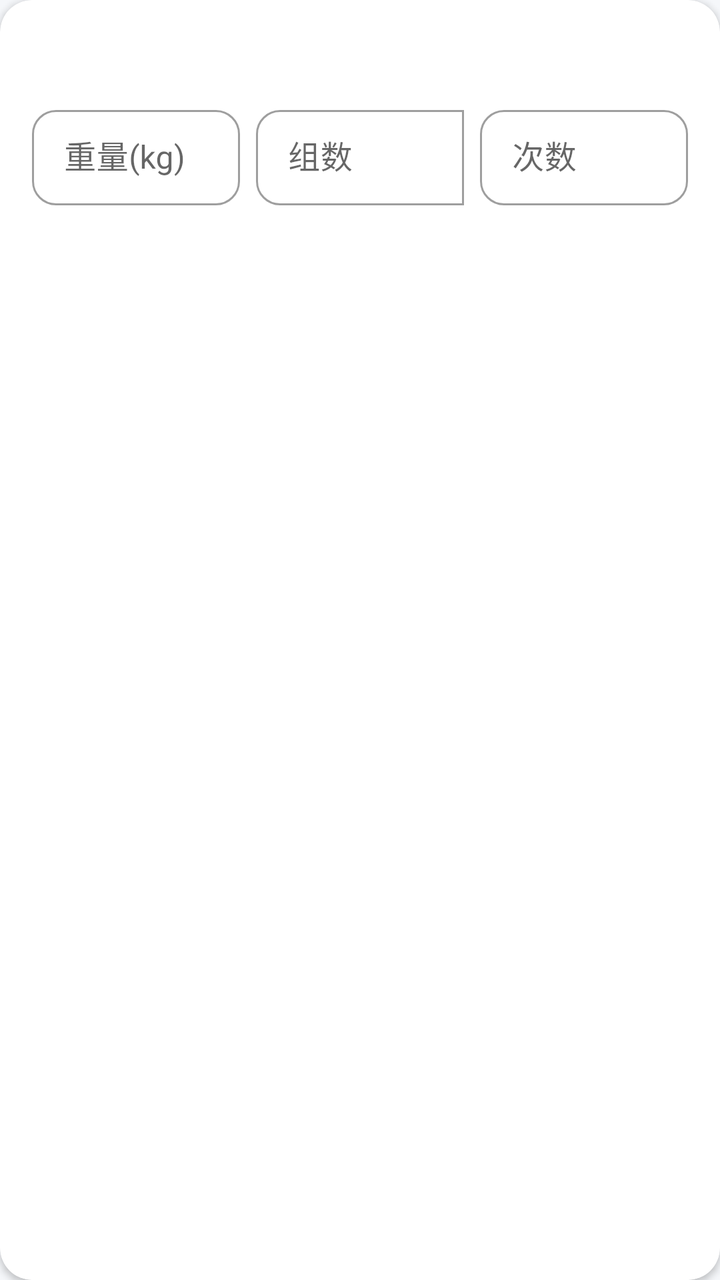
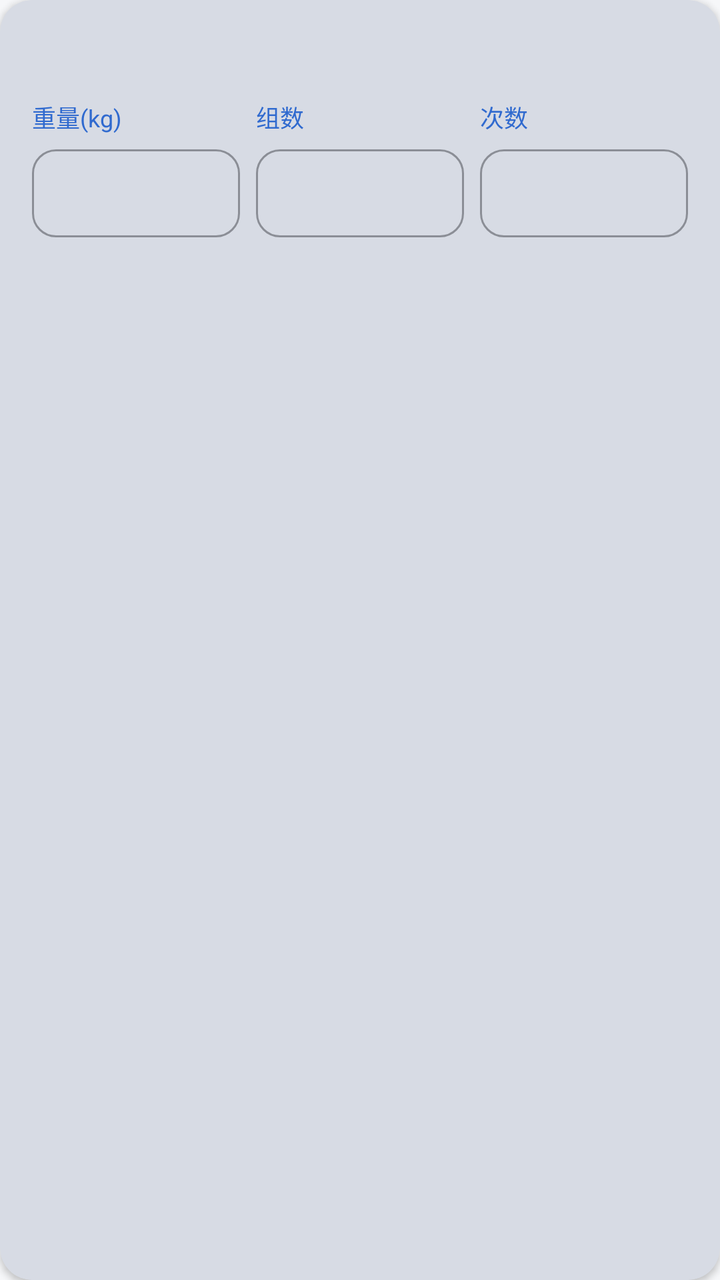

Two renders of the same Android screen: before a commit and after it. Below are the layout's source before the change and the commit's diff.
<!-- AndroidManifest.xml: application theme Theme.BrawnCatalog -->
<!-- res/layout/item_workout_exercise.xml -->
<?xml version="1.0" encoding="utf-8"?>
<com.google.android.material.card.MaterialCardView xmlns:android="http://schemas.android.com/apk/res/android"
    xmlns:app="http://schemas.android.com/apk/res-auto"
    android:layout_width="match_parent"
    android:layout_height="wrap_content"
    android:layout_marginBottom="12dp"
    app:cardCornerRadius="16dp"
    app:cardElevation="2dp">

    <LinearLayout
        android:layout_width="match_parent"
        android:layout_height="wrap_content"
        android:orientation="vertical"
        android:padding="16dp">

        
        <LinearLayout
            android:layout_width="match_parent"
            android:layout_height="wrap_content"
            android:orientation="horizontal"
            android:gravity="center_vertical">

            <TextView
                android:id="@+id/textViewWorkoutExerciseName"
                android:layout_width="0dp"
                android:layout_height="wrap_content"
                android:layout_weight="1"
                android:textSize="16sp"
                android:textStyle="bold"
                android:textColor="@color/bc_text_primary" />

            <TextView
                android:id="@+id/textViewWorkoutLastPr"
                android:layout_width="wrap_content"
                android:layout_height="wrap_content"
                android:textSize="12sp"
                android:textColor="@color/bc_accent" />
        </LinearLayout>

        
        <LinearLayout
            android:layout_width="match_parent"
            android:layout_height="wrap_content"
            android:layout_marginTop="12dp"
            android:orientation="horizontal">

            <com.google.android.material.textfield.TextInputLayout
                android:id="@+id/layoutWorkoutWeight"
                style="@style/Widget.MaterialComponents.TextInputLayout.OutlinedBox.Dense"
                android:layout_width="0dp"
                android:layout_height="wrap_content"
                android:layout_weight="1"
                android:hint="重量(kg)"
                app:boxCornerRadiusTopStart="12dp"
                app:boxCornerRadiusBottomStart="12dp">

                <com.google.android.material.textfield.TextInputEditText
                    android:id="@+id/editWorkoutWeight"
                    android:layout_width="match_parent"
                    android:layout_height="wrap_content"
                    android:inputType="numberDecimal" />
            </com.google.android.material.textfield.TextInputLayout>

            <com.google.android.material.textfield.TextInputLayout
                android:id="@+id/layoutWorkoutSets"
                style="@style/Widget.MaterialComponents.TextInputLayout.OutlinedBox.Dense"
                android:layout_width="0dp"
                android:layout_height="wrap_content"
                android:layout_marginStart="8dp"
                android:layout_weight="1"
                android:hint="组数"
                app:boxCornerRadiusTopEnd="0dp"
                app:boxCornerRadiusBottomEnd="0dp">

                <com.google.android.material.textfield.TextInputEditText
                    android:id="@+id/editWorkoutSets"
                    android:layout_width="match_parent"
                    android:layout_height="wrap_content"
                    android:inputType="number" />
            </com.google.android.material.textfield.TextInputLayout>

            <com.google.android.material.textfield.TextInputLayout
                android:id="@+id/layoutWorkoutReps"
                style="@style/Widget.MaterialComponents.TextInputLayout.OutlinedBox.Dense"
                android:layout_width="0dp"
                android:layout_height="wrap_content"
                android:layout_marginStart="8dp"
                android:layout_weight="1"
                android:hint="次数"
                app:boxCornerRadiusTopEnd="12dp"
                app:boxCornerRadiusBottomEnd="12dp">

                <com.google.android.material.textfield.TextInputEditText
                    android:id="@+id/editWorkoutReps"
                    android:layout_width="match_parent"
                    android:layout_height="wrap_content"
                    android:inputType="number" />
            </com.google.android.material.textfield.TextInputLayout>
        </LinearLayout>

        
        <com.google.android.material.textfield.TextInputLayout
            android:id="@+id/layoutWorkoutDuration"
            style="@style/Widget.MaterialComponents.TextInputLayout.OutlinedBox.Dense"
            android:layout_width="match_parent"
            android:layout_height="wrap_content"
            android:layout_marginTop="12dp"
            android:hint="总时长（分钟）"
            android:visibility="gone"
            app:boxCornerRadiusTopStart="12dp"
            app:boxCornerRadiusBottomStart="12dp"
            app:boxCornerRadiusTopEnd="12dp"
            app:boxCornerRadiusBottomEnd="12dp">

            <com.google.android.material.textfield.TextInputEditText
                android:id="@+id/editWorkoutDuration"
                android:layout_width="match_parent"
                android:layout_height="wrap_content"
                android:inputType="number" />
        </com.google.android.material.textfield.TextInputLayout>

    </LinearLayout>

</com.google.android.material.card.MaterialCardView>
<!-- resources referenced by this layout -->
<resources>
  <color name="bc_accent">#FFFF7043</color>
  <color name="bc_text_primary">#FF1D2129</color>
  <style name="Theme.BrawnCatalog" parent="Theme.MaterialComponents.DayNight.NoActionBar">
          <item name="colorPrimary">@color/bc_primary</item>
          <item name="colorPrimaryVariant">@color/bc_primary_dark</item>
          <item name="colorOnPrimary">@color/bc_on_primary</item>
          <item name="colorSecondary">@color/bc_accent</item>
          <item name="colorSecondaryVariant">@color/bc_accent_dark</item>
          <item name="colorOnSecondary">@color/bc_on_accent</item>
  
          
          <item name="android:textColorPrimary">@color/bc_text_primary</item>
          <item name="android:textColorSecondary">@color/bc_text_secondary</item>
  
          
          <item name="android:windowBackground">@color/window_background</item>
          <item name="android:statusBarColor">@color/window_background</item>
          <item name="android:navigationBarColor">@color/window_background</item>
  
          
          <item name="materialCardViewStyle">@style/Widget.BrawnCatalog.Card</item>
  
          
          <item name="materialButtonStyle">@style/Widget.BrawnCatalog.Button.Primary</item>
  
          
          <item name="textInputStyle">@style/Widget.BrawnCatalog.TextInputLayout</item>
  
          
          <item name="alertDialogTheme">@style/ThemeOverlay.BrawnCatalog.Dialog.Alert</item>
          <item name="android:alertDialogTheme">@style/ThemeOverlay.BrawnCatalog.Dialog.Alert</item>
          <item name="materialAlertDialogTheme">@style/ThemeOverlay.BrawnCatalog.Dialog.Alert</item>
  
          
          <item name="android:activityOpenEnterAnimation">@anim/slide_in_right</item>
          <item name="android:activityOpenExitAnimation">@anim/slide_out_left</item>
          <item name="android:activityCloseEnterAnimation">@anim/slide_in_left</item>
          <item name="android:activityCloseExitAnimation">@anim/slide_out_right</item>
      </style>
  <color name="bc_primary">#FF165DFF</color>
  <color name="bc_primary_dark">#FF0E42D2</color>
  <color name="bc_on_primary">#FFFFFFFF</color>
  <color name="bc_accent_dark">#FFE64A19</color>
  <color name="bc_on_accent">#FFFFFFFF</color>
  <color name="bc_text_secondary">#FF86909C</color>
  <color name="window_background">#FFF5F7FA</color>
  <style name="Widget.BrawnCatalog.Card" parent="Widget.MaterialComponents.CardView">
          <item name="cardBackgroundColor">@color/card_background</item>
          <item name="cardCornerRadius">16dp</item>
          <item name="cardElevation">4dp</item>
          <item name="strokeWidth">0dp</item>
      </style>
  <style name="Widget.BrawnCatalog.Button.Primary" parent="Widget.MaterialComponents.Button">
          <item name="android:background">@drawable/bg_button_primary</item>
          <item name="android:minHeight">48dp</item>
          <item name="android:textColor">@color/bc_on_primary</item>
          <item name="android:textSize">15sp</item>
          <item name="android:textStyle">bold</item>
          <item name="android:stateListAnimator">@animator/button_press_scale</item>
          <item name="rippleColor">#33FFFFFF</item>
          <item name="cornerRadius">14dp</item>
          <item name="backgroundTint">@null</item>
      </style>
  <style name="Widget.BrawnCatalog.TextInputLayout" parent="Widget.MaterialComponents.TextInputLayout.OutlinedBox">
          <item name="boxBackgroundColor">@color/bc_input_bg</item>
          <item name="boxStrokeWidth">1dp</item>
          <item name="boxStrokeWidthFocused">1dp</item>
          <item name="boxStrokeColor">@color/bc_input_stroke</item>
          <item name="boxCornerRadiusTopStart">12dp</item>
          <item name="boxCornerRadiusTopEnd">12dp</item>
          <item name="boxCornerRadiusBottomStart">12dp</item>
          <item name="boxCornerRadiusBottomEnd">12dp</item>
          <item name="hintTextColor">@color/bc_input_stroke</item>
      </style>
  <style name="ThemeOverlay.BrawnCatalog.Dialog.Alert" parent="ThemeOverlay.MaterialComponents.MaterialAlertDialog">
          <item name="android:windowBackground">@drawable/bg_dialog_alert</item>
          <item name="android:windowMinWidthMajor">85%</item>
          <item name="android:windowMinWidthMinor">85%</item>
          <item name="android:backgroundDimAmount">0.4</item>
          <item name="colorPrimary">@color/bc_primary</item>
          <item name="colorPrimaryVariant">@color/bc_primary_dark</item>
          <item name="colorOnPrimary">@color/bc_on_primary</item>
          <item name="colorAccent">@color/bc_primary</item>
          <item name="colorControlActivated">@color/bc_primary</item>
          <item name="android:textColorPrimary">@color/bc_text_primary</item>
          <item name="android:textColorSecondary">@color/bc_text_secondary</item>
          <item name="materialButtonStyle">@style/Widget.BrawnCatalog.Button.Primary</item>
      </style>
  <color name="card_background">#FFFFFFFF</color>
  <!-- drawable bg_button_primary (drawable) -->
  <?xml version="1.0" encoding="utf-8"?>
  <ripple xmlns:android="http://schemas.android.com/apk/res/android"
      android:color="#33FFFFFF">
  
      <item>
          <layer-list>
              
              <item>
                  <shape android:shape="rectangle">
                      <solid android:color="@color/bc_glow" />
                      <corners android:radius="14dp" />
                      <padding
                          android:bottom="3dp"
                          android:left="3dp"
                          android:right="3dp"
                          android:top="3dp" />
                  </shape>
              </item>
              
              <item>
                  <shape android:shape="rectangle">
                      <gradient
                          android:angle="0"
                          android:endColor="@color/bc_gradient_end"
                          android:startColor="@color/bc_gradient_start" />
                      <corners android:radius="14dp" />
                  </shape>
              </item>
          </layer-list>
      </item>
  </ripple>
  <color name="bc_input_bg">#FFFFFFFF</color>
  <!-- drawable bg_dialog_alert (drawable) -->
  <?xml version="1.0" encoding="utf-8"?>
  <shape xmlns:android="http://schemas.android.com/apk/res/android"
      android:shape="rectangle">
      <solid android:color="@color/card_background" />
      <corners android:radius="20dp" />
  </shape>
  <color name="bc_glow">#33165DFF</color>
  <color name="bc_gradient_end">#FF4080FF</color>
  <color name="bc_gradient_start">#FF165DFF</color>
</resources>

<!-- the commit's change to res/layout/item_workout_exercise.xml (unified diff, before → after) -->
@@ -4,6 +4,7 @@
     android:layout_width="match_parent"
     android:layout_height="wrap_content"
     android:layout_marginBottom="12dp"
+    app:cardBackgroundColor="?attr/bcCardBg"
     app:cardCornerRadius="16dp"
     app:cardElevation="2dp">
 
@@ -27,14 +28,14 @@
                 android:layout_weight="1"
                 android:textSize="16sp"
                 android:textStyle="bold"
-                android:textColor="@color/bc_text_primary" />
+                android:textColor="?attr/bcTextPrimary" />
 
             <TextView
                 android:id="@+id/textViewWorkoutLastPr"
                 android:layout_width="wrap_content"
                 android:layout_height="wrap_content"
                 android:textSize="12sp"
-                android:textColor="@color/bc_accent" />
+                android:textColor="?attr/bcAccent" />
         </LinearLayout>
 
         
@@ -44,80 +45,146 @@
             android:layout_marginTop="12dp"
             android:orientation="horizontal">
 
-            <com.google.android.material.textfield.TextInputLayout
+            <LinearLayout
                 android:id="@+id/layoutWorkoutWeight"
-                style="@style/Widget.MaterialComponents.TextInputLayout.OutlinedBox.Dense"
                 android:layout_width="0dp"
                 android:layout_height="wrap_content"
                 android:layout_weight="1"
-                android:hint="重量(kg)"
-                app:boxCornerRadiusTopStart="12dp"
-                app:boxCornerRadiusBottomStart="12dp">
+                android:orientation="vertical">
 
-                <com.google.android.material.textfield.TextInputEditText
-                    android:id="@+id/editWorkoutWeight"
+                <TextView
+                    android:layout_width="wrap_content"
+                    android:layout_height="wrap_content"
+                    android:text="重量(kg)"
+                    android:textColor="?attr/bcPrimary"
+                    android:textSize="12sp" />
+
+                <com.google.android.material.textfield.TextInputLayout
+                    style="@style/Widget.MaterialComponents.TextInputLayout.OutlinedBox.Dense"
                     android:layout_width="match_parent"
                     android:layout_height="wrap_content"
-                    android:inputType="numberDecimal" />
-            </com.google.android.material.textfield.TextInputLayout>
+                    android:layout_marginTop="2dp"
+                    app:boxCornerRadiusTopStart="12dp"
+                    app:boxCornerRadiusBottomStart="12dp"
+                    app:boxCornerRadiusTopEnd="12dp"
+                    app:boxCornerRadiusBottomEnd="12dp">
 
-            <com.google.android.material.textfield.TextInputLayout
-                android:id="@+id/layoutWorkoutSets"
-                style="@style/Widget.MaterialComponents.TextInputLayout.OutlinedBox.Dense"
+                    <com.google.android.material.textfield.TextInputEditText
+                        android:id="@+id/editWorkoutWeight"
+                        android:layout_width="match_parent"
+                        android:layout_height="44dp"
+                        android:inputType="numberDecimal"
+                        android:textColor="?attr/bcTextPrimary"
+                        android:textSize="14sp" />
+                </com.google.android.material.textfield.TextInputLayout>
+            </LinearLayout>
+
+            <LinearLayout
                 android:layout_width="0dp"
                 android:layout_height="wrap_content"
                 android:layout_marginStart="8dp"
                 android:layout_weight="1"
-                android:hint="组数"
-                app:boxCornerRadiusTopEnd="0dp"
-                app:boxCornerRadiusBottomEnd="0dp">
+                android:orientation="vertical">
 
-                <com.google.android.material.textfield.TextInputEditText
-                    android:id="@+id/editWorkoutSets"
+                <TextView
+                    android:layout_width="wrap_content"
+                    android:layout_height="wrap_content"
+                    android:text="组数"
+                    android:textColor="?attr/bcPrimary"
+                    android:textSize="12sp" />
+
+                <com.google.android.material.textfield.TextInputLayout
+                    android:id="@+id/layoutWorkoutSets"
+                    style="@style/Widget.MaterialComponents.TextInputLayout.OutlinedBox.Dense"
                     android:layout_width="match_parent"
                     android:layout_height="wrap_content"
-                    android:inputType="number" />
-            </com.google.android.material.textfield.TextInputLayout>
+                    android:layout_marginTop="2dp"
+                    app:boxCornerRadiusTopStart="12dp"
+                    app:boxCornerRadiusBottomStart="12dp"
+                    app:boxCornerRadiusTopEnd="12dp"
+                    app:boxCornerRadiusBottomEnd="12dp">
 
-            <com.google.android.material.textfield.TextInputLayout
-                android:id="@+id/layoutWorkoutReps"
-                style="@style/Widget.MaterialComponents.TextInputLayout.OutlinedBox.Dense"
+                    <com.google.android.material.textfield.TextInputEditText
+                        android:id="@+id/editWorkoutSets"
+                        android:layout_width="match_parent"
+                        android:layout_height="44dp"
+                        android:inputType="number"
+                        android:textColor="?attr/bcTextPrimary"
+                        android:textSize="14sp" />
+                </com.google.android.material.textfield.TextInputLayout>
+            </LinearLayout>
+
+            <LinearLayout
                 android:layout_width="0dp"
                 android:layout_height="wrap_content"
                 android:layout_marginStart="8dp"
                 android:layout_weight="1"
-                android:hint="次数"
+                android:orientation="vertical">
+
+                <TextView
+                    android:layout_width="wrap_content"
+                    android:layout_height="wrap_content"
+                    android:text="次数"
+                    android:textColor="?attr/bcPrimary"
+                    android:textSize="12sp" />
+
+                <com.google.android.material.textfield.TextInputLayout
+                    android:id="@+id/layoutWorkoutReps"
+                    style="@style/Widget.MaterialComponents.TextInputLayout.OutlinedBox.Dense"
+                    android:layout_width="match_parent"
+                    android:layout_height="wrap_content"
+                    android:layout_marginTop="2dp"
+                    app:boxCornerRadiusTopStart="12dp"
+                    app:boxCornerRadiusBottomStart="12dp"
+                    app:boxCornerRadiusTopEnd="12dp"
+                    app:boxCornerRadiusBottomEnd="12dp">
+
+                    <com.google.android.material.textfield.TextInputEditText
+                        android:id="@+id/editWorkoutReps"
+                        android:layout_width="match_parent"
+                        android:layout_height="44dp"
+                        android:inputType="number"
+                        android:textColor="?attr/bcTextPrimary"
+                        android:textSize="14sp" />
+                </com.google.android.material.textfield.TextInputLayout>
+            </LinearLayout>
+        </LinearLayout>
+
+        
+        <LinearLayout
+            android:id="@+id/layoutWorkoutDuration"
+            android:layout_width="match_parent"
+            android:layout_height="wrap_content"
+            android:layout_marginTop="12dp"
+            android:orientation="vertical"
+            android:visibility="gone">
+
+            <TextView
+                android:layout_width="wrap_content"
+                android:layout_height="wrap_content"
+                android:text="总时长（分钟）"
+                android:textColor="?attr/bcPrimary"
+                android:textSize="12sp" />
+
+            <com.google.android.material.textfield.TextInputLayout
+                style="@style/Widget.MaterialComponents.TextInputLayout.OutlinedBox.Dense"
+                android:layout_width="match_parent"
+                android:layout_height="wrap_content"
+                android:layout_marginTop="2dp"
+                app:boxCornerRadiusTopStart="12dp"
+                app:boxCornerRadiusBottomStart="12dp"
                 app:boxCornerRadiusTopEnd="12dp"
                 app:boxCornerRadiusBottomEnd="12dp">
 
                 <com.google.android.material.textfield.TextInputEditText
-                    android:id="@+id/editWorkoutReps"
+                    android:id="@+id/editWorkoutDuration"
                     android:layout_width="match_parent"
-                    android:layout_height="wrap_content"
-                    android:inputType="number" />
+                    android:layout_height="44dp"
+                    android:inputType="number"
+                    android:textColor="?attr/bcTextPrimary"
+                    android:textSize="14sp" />
             </com.google.android.material.textfield.TextInputLayout>
         </LinearLayout>
-
-        
-        <com.google.android.material.textfield.TextInputLayout
-            android:id="@+id/layoutWorkoutDuration"
-            style="@style/Widget.MaterialComponents.TextInputLayout.OutlinedBox.Dense"
-            android:layout_width="match_parent"
-            android:layout_height="wrap_content"
-            android:layout_marginTop="12dp"
-            android:hint="总时长（分钟）"
-            android:visibility="gone"
-            app:boxCornerRadiusTopStart="12dp"
-            app:boxCornerRadiusBottomStart="12dp"
-            app:boxCornerRadiusTopEnd="12dp"
-            app:boxCornerRadiusBottomEnd="12dp">
-
-            <com.google.android.material.textfield.TextInputEditText
-                android:id="@+id/editWorkoutDuration"
-                android:layout_width="match_parent"
-                android:layout_height="wrap_content"
-                android:inputType="number" />
-        </com.google.android.material.textfield.TextInputLayout>
 
     </LinearLayout>
 
<!-- resource entries referenced after the edit -->
@@ -1,53 +1,94 @@
 <!-- resources referenced by this layout -->
 <resources>
-  <color name="bc_accent">#FFFF7043</color>
-  <color name="bc_text_primary">#FF1D2129</color>
-  <style name="Theme.BrawnCatalog" parent="Theme.MaterialComponents.DayNight.NoActionBar">
-          <item name="colorPrimary">@color/bc_primary</item>
-          <item name="colorPrimaryVariant">@color/bc_primary_dark</item>
-          <item name="colorOnPrimary">@color/bc_on_primary</item>
-          <item name="colorSecondary">@color/bc_accent</item>
-          <item name="colorSecondaryVariant">@color/bc_accent_dark</item>
-          <item name="colorOnSecondary">@color/bc_on_accent</item>
+  <style name="Theme.BrawnCatalog" parent="Theme.MaterialComponents.NoActionBar">
+          <item name="colorPrimary">@color/th_blue_primary</item>
+          <item name="colorPrimaryVariant">@color/th_blue_primary_dark</item>
+          <item name="colorOnPrimary">@color/th_blue_on_primary</item>
+          <item name="colorSecondary">@color/th_blue_accent</item>
+          <item name="colorSecondaryVariant">@color/th_blue_accent_dark</item>
+          <item name="colorOnSecondary">@color/th_blue_on_accent</item>
+          <item name="android:textColorPrimary">@color/th_blue_text_primary</item>
+          <item name="android:textColorSecondary">@color/th_blue_text_secondary</item>
+          <item name="bcPrimary">@color/th_blue_primary</item>
+          <item name="bcPrimaryDark">@color/th_blue_primary_dark</item>
+          <item name="bcPrimaryLight">@color/th_blue_primary_light</item>
+          <item name="bcPrimaryPale">@color/th_blue_primary_pale</item>
+          <item name="bcOnPrimary">@color/th_blue_on_primary</item>
+          <item name="bcAccent">@color/th_blue_accent</item>
+          <item name="bcAccentDark">@color/th_blue_accent_dark</item>
+          <item name="bcOnAccent">@color/th_blue_on_accent</item>
+          <item name="bcWindowBg">@color/th_blue_window_bg</item>
+          <item name="bcCardBg">@color/th_blue_card_bg</item>
+          <item name="bcHeaderBg">@color/th_blue_header_bg</item>
+          <item name="bcHomePageBg">@color/th_blue_home_page_bg</item>
+          <item name="bcTextPrimary">@color/th_blue_text_primary</item>
+          <item name="bcTextSecondary">@color/th_blue_text_secondary</item>
+          <item name="bcTextDisabled">@color/th_blue_text_disabled</item>
+          <item name="bcBorder">@color/th_blue_border</item>
+          <item name="bcBorderFocus">@color/th_blue_border_focus</item>
+          <item name="bcInputBg">@color/th_blue_input_bg</item>
+          <item name="bcInputStroke">@color/th_blue_input_stroke</item>
+          <item name="bcGradientStart">@color/th_blue_gradient_start</item>
+          <item name="bcGradientEnd">@color/th_blue_gradient_end</item>
+          <item name="bcGlow">@color/th_blue_glow</item>
+          <item name="bcRipple">@color/th_blue_ripple</item>
   
           
-          <item name="android:textColorPrimary">@color/bc_text_primary</item>
-          <item name="android:textColorSecondary">@color/bc_text_secondary</item>
+          <item name="bcStatusOk">@color/bc_status_ok</item>
+          <item name="bcStatusWarn">@color/bc_status_warn</item>
+          <item name="bcStatusLow">@color/bc_status_low</item>
   
           
-          <item name="android:windowBackground">@color/window_background</item>
-          <item name="android:statusBarColor">@color/window_background</item>
-          <item name="android:navigationBarColor">@color/window_background</item>
-  
-          
+          <item name="android:textColor">?attr/bcTextPrimary</item>
+          <item name="android:textColorHint">?attr/bcInputStroke</item>
+          <item name="colorSurface">?attr/bcCardBg</item>
+          <item name="colorSurfaceVariant">?attr/bcCardBg</item>
+          <item name="colorOnSurface">?attr/bcTextPrimary</item>
+          <item name="colorOnSurfaceVariant">?attr/bcTextSecondary</item>
+          <item name="colorOnBackground">?attr/bcTextPrimary</item>
+          <item name="android:windowBackground">@color/th_blue_window_bg</item>
+          <item name="android:statusBarColor">@color/th_blue_header_bg</item>
+          <item name="android:navigationBarColor">@color/th_blue_window_bg</item>
+          <item name="android:windowLightStatusBar">true</item>
           <item name="materialCardViewStyle">@style/Widget.BrawnCatalog.Card</item>
-  
-          
           <item name="materialButtonStyle">@style/Widget.BrawnCatalog.Button.Primary</item>
-  
-          
           <item name="textInputStyle">@style/Widget.BrawnCatalog.TextInputLayout</item>
-  
-          
           <item name="alertDialogTheme">@style/ThemeOverlay.BrawnCatalog.Dialog.Alert</item>
           <item name="android:alertDialogTheme">@style/ThemeOverlay.BrawnCatalog.Dialog.Alert</item>
           <item name="materialAlertDialogTheme">@style/ThemeOverlay.BrawnCatalog.Dialog.Alert</item>
-  
-          
           <item name="android:activityOpenEnterAnimation">@anim/slide_in_right</item>
           <item name="android:activityOpenExitAnimation">@anim/slide_out_left</item>
           <item name="android:activityCloseEnterAnimation">@anim/slide_in_left</item>
           <item name="android:activityCloseExitAnimation">@anim/slide_out_right</item>
       </style>
-  <color name="bc_primary">#FF165DFF</color>
-  <color name="bc_primary_dark">#FF0E42D2</color>
-  <color name="bc_on_primary">#FFFFFFFF</color>
-  <color name="bc_accent_dark">#FFE64A19</color>
-  <color name="bc_on_accent">#FFFFFFFF</color>
-  <color name="bc_text_secondary">#FF86909C</color>
-  <color name="window_background">#FFF5F7FA</color>
+  <color name="th_blue_primary">#306ACF</color>
+  <color name="th_blue_primary_dark">#2254AA</color>
+  <color name="th_blue_on_primary">#FFFFFF</color>
+  <color name="th_blue_accent">#5845D3</color>
+  <color name="th_blue_accent_dark">#3F2CBA</color>
+  <color name="th_blue_on_accent">#FFFFFF</color>
+  <color name="th_blue_text_primary">#0F1115</color>
+  <color name="th_blue_text_secondary">#425C8A</color>
+  <color name="th_blue_primary_light">#7BA0E0</color>
+  <color name="th_blue_primary_pale">#E1E8F4</color>
+  <color name="th_blue_window_bg">#F6F7F9</color>
+  <color name="th_blue_card_bg">#E7EBF4</color>
+  <color name="th_blue_header_bg">#CBD7EB</color>
+  <color name="th_blue_home_page_bg">#F4F6F8</color>
+  <color name="th_blue_text_disabled">#9AA0A6</color>
+  <color name="th_blue_border">#D7DEEA</color>
+  <color name="th_blue_border_focus">#306ACF</color>
+  <color name="th_blue_input_bg">#FFFFFF</color>
+  <color name="th_blue_input_stroke">#C1C9D7</color>
+  <color name="th_blue_gradient_start">#306ACF</color>
+  <color name="th_blue_gradient_end">#7BA0E0</color>
+  <color name="th_blue_glow">#40306ACF</color>
+  <color name="th_blue_ripple">#33306ACF</color>
+  <color name="bc_status_ok">#FF2F9E6B</color>
+  <color name="bc_status_warn">#FFC8811F</color>
+  <color name="bc_status_low">#FFD0473F</color>
   <style name="Widget.BrawnCatalog.Card" parent="Widget.MaterialComponents.CardView">
-          <item name="cardBackgroundColor">@color/card_background</item>
+          <item name="cardBackgroundColor">?attr/bcCardBg</item>
           <item name="cardCornerRadius">16dp</item>
           <item name="cardElevation">4dp</item>
           <item name="strokeWidth">0dp</item>
@@ -55,7 +96,7 @@
   <style name="Widget.BrawnCatalog.Button.Primary" parent="Widget.MaterialComponents.Button">
           <item name="android:background">@drawable/bg_button_primary</item>
           <item name="android:minHeight">48dp</item>
-          <item name="android:textColor">@color/bc_on_primary</item>
+          <item name="android:textColor">?attr/bcOnPrimary</item>
           <item name="android:textSize">15sp</item>
           <item name="android:textStyle">bold</item>
           <item name="android:stateListAnimator">@animator/button_press_scale</item>
@@ -64,31 +105,33 @@
           <item name="backgroundTint">@null</item>
       </style>
   <style name="Widget.BrawnCatalog.TextInputLayout" parent="Widget.MaterialComponents.TextInputLayout.OutlinedBox">
-          <item name="boxBackgroundColor">@color/bc_input_bg</item>
+          <item name="boxBackgroundColor">?attr/bcInputBg</item>
           <item name="boxStrokeWidth">1dp</item>
           <item name="boxStrokeWidthFocused">1dp</item>
-          <item name="boxStrokeColor">@color/bc_input_stroke</item>
+          <item name="boxStrokeColor">?attr/bcInputStroke</item>
           <item name="boxCornerRadiusTopStart">12dp</item>
           <item name="boxCornerRadiusTopEnd">12dp</item>
           <item name="boxCornerRadiusBottomStart">12dp</item>
           <item name="boxCornerRadiusBottomEnd">12dp</item>
-          <item name="hintTextColor">@color/bc_input_stroke</item>
+          <item name="hintTextColor">?attr/bcInputStroke</item>
       </style>
   <style name="ThemeOverlay.BrawnCatalog.Dialog.Alert" parent="ThemeOverlay.MaterialComponents.MaterialAlertDialog">
           <item name="android:windowBackground">@drawable/bg_dialog_alert</item>
           <item name="android:windowMinWidthMajor">85%</item>
           <item name="android:windowMinWidthMinor">85%</item>
           <item name="android:backgroundDimAmount">0.4</item>
-          <item name="colorPrimary">@color/bc_primary</item>
-          <item name="colorPrimaryVariant">@color/bc_primary_dark</item>
-          <item name="colorOnPrimary">@color/bc_on_primary</item>
-          <item name="colorAccent">@color/bc_primary</item>
-          <item name="colorControlActivated">@color/bc_primary</item>
-          <item name="android:textColorPrimary">@color/bc_text_primary</item>
-          <item name="android:textColorSecondary">@color/bc_text_secondary</item>
+          <item name="colorPrimary">?attr/bcPrimary</item>
+          <item name="colorPrimaryVariant">?attr/bcPrimaryDark</item>
+          <item name="colorOnPrimary">?attr/bcOnPrimary</item>
+          <item name="colorAccent">?attr/bcPrimary</item>
+          <item name="colorControlActivated">?attr/bcPrimary</item>
+          <item name="android:textColorPrimary">?attr/bcTextPrimary</item>
+          <item name="android:textColorSecondary">?attr/bcTextSecondary</item>
+          
+          <item name="android:textColor">?attr/bcTextPrimary</item>
+          <item name="android:textColorAlertDialogListItem">?attr/bcTextPrimary</item>
           <item name="materialButtonStyle">@style/Widget.BrawnCatalog.Button.Primary</item>
       </style>
-  <color name="card_background">#FFFFFFFF</color>
   <!-- drawable bg_button_primary (drawable) -->
   <?xml version="1.0" encoding="utf-8"?>
   <ripple xmlns:android="http://schemas.android.com/apk/res/android"
@@ -99,38 +142,31 @@
               
               <item>
                   <shape android:shape="rectangle">
-                      <solid android:color="@color/bc_glow" />
-                      <corners android:radius="14dp" />
+                      <solid android:color="?attr/bcPrimaryLight" />
+                      <corners android:radius="16dp" />
                       <padding
-                          android:bottom="3dp"
-                          android:left="3dp"
-                          android:right="3dp"
-                          android:top="3dp" />
+                          android:bottom="2dp"
+                          android:left="2dp"
+                          android:right="2dp"
+                          android:top="2dp" />
                   </shape>
               </item>
               
               <item>
                   <shape android:shape="rectangle">
-                      <gradient
-                          android:angle="0"
-                          android:endColor="@color/bc_gradient_end"
-                          android:startColor="@color/bc_gradient_start" />
+                      <solid android:color="?attr/bcPrimaryDark" />
                       <corners android:radius="14dp" />
                   </shape>
               </item>
           </layer-list>
       </item>
   </ripple>
-  <color name="bc_input_bg">#FFFFFFFF</color>
   <!-- drawable bg_dialog_alert (drawable) -->
   <?xml version="1.0" encoding="utf-8"?>
   <shape xmlns:android="http://schemas.android.com/apk/res/android"
       android:shape="rectangle">
-      <solid android:color="@color/card_background" />
+      <solid android:color="?attr/bcCardBg" />
       <corners android:radius="20dp" />
   </shape>
-  <color name="bc_glow">#33165DFF</color>
-  <color name="bc_gradient_end">#FF4080FF</color>
-  <color name="bc_gradient_start">#FF165DFF</color>
 </resources>
 
